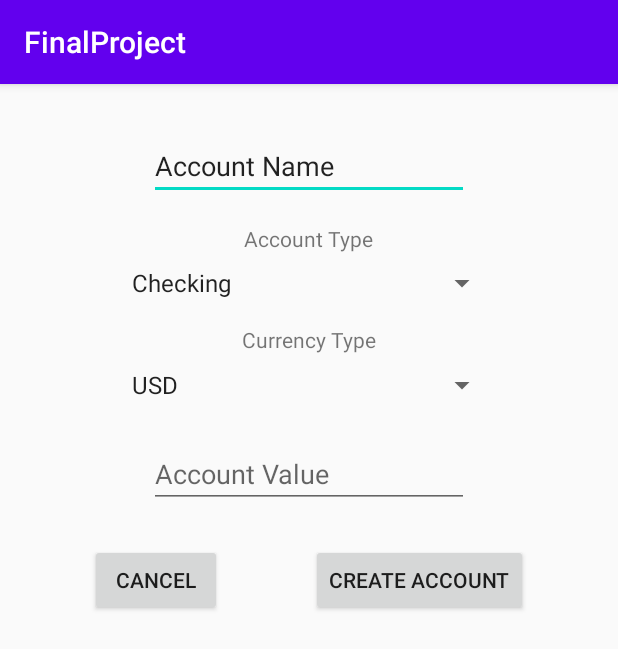
After one commit to Android560-Final-Project/Android-UI, an Android app: the AddAccount screen opened directly, with no data from a screen before it, on a phone screen of 412 x 824 dp. The commit adds this screen. Shown: the top 649 px of the screen. Run offline under Robolectric (Android 15) with nearby library versions, the phone set to English and light mode, and no system bars.

Commit message:
Adds basic add account view

```diff
--- a/app/src/main/AndroidManifest.xml
+++ b/app/src/main/AndroidManifest.xml
@@ -11,6 +11,8 @@
         android:roundIcon="@mipmap/ic_launcher_round"
         android:supportsRtl="true"
         android:theme="@style/AppTheme">
+        <activity android:name=".ui.addtransaction.AddTransaction"></activity>
+        <activity android:name=".ui.addaccount.AddAccount"></activity>
         <activity
             android:name=".MainActivity"
             android:label="@string/app_name">
--- /dev/null
+++ b/app/src/main/java/com/example/finalproject/ui/addaccount/AddAccount.kt
@@ -0,0 +1,32 @@
+package com.example.finalproject.ui.addaccount
+
+import androidx.appcompat.app.AppCompatActivity
+import android.os.Bundle
+import android.view.View
+import android.widget.Toast
+import com.example.finalproject.R
+import kotlinx.android.synthetic.main.activity_add_account.*
+
+class AddAccount : AppCompatActivity() {
+
+    override fun onCreate(savedInstanceState: Bundle?) {
+        super.onCreate(savedInstanceState)
+        setContentView(R.layout.activity_add_account)
+
+
+    }
+
+    fun cancel(view: View) {
+        // go back to main activity
+    }
+
+    fun createAccount(view: View) {
+        if (!editText.text.toString().isNullOrBlank() && !account_value.text.toString().isNullOrBlank()) {
+            // add to db
+            // go back to main activity
+        }
+        else {
+            Toast.makeText(this, "Account value & Account anme must be filled out", Toast.LENGTH_SHORT)
+        }
+    }
+}
--- a/app/src/main/java/com/example/finalproject/ui/addtransaction/AddTransactionActivity.kt
+++ b/app/src/main/java/com/example/finalproject/ui/addtransaction/AddTransaction.kt
@@ -19,21 +19,14 @@ import retrofit2.Response
 import retrofit2.Retrofit
 import retrofit2.converter.gson.GsonConverterFactory
 
-class AddTransactionActivity : Activity() {
+class AddTransaction : Activity() {
     val TAG = "ADD_TRANSACTION"
     val BASE_URL = "https://exchangerateservice.firebaseapp.com/"
-    val currencyList = listOf(CurrencyType.EUR.currencyCode, CurrencyType.JPY.currencyCode, CurrencyType.GBP.currencyCode, CurrencyType.USD.currencyCode)
     private lateinit var currencyApi: CurrencyExchangeService
     var accountCurrencyType: String = "USD"
     var exchangeRate = 1.0;
 //    val accountDatabase = Room.databaseBuilder(requireContext(), CustomerDatabase::class.java, "customerDB").build()
 
-
-    companion object {
-        fun newInstance() = AddTransactionActivity()
-    }
-
-    private lateinit var viewModel: AddTransactionViewModel
     private lateinit var accountList: ArrayList<AccountEntity>
 
     override fun onCreate(savedInstanceState: Bundle?) {
@@ -62,9 +55,9 @@ class AddTransactionActivity : Activity() {
         account_spinner.adapter = accountNameAdapter
         account_spinner.onItemSelectedListener = accountSelected()
 
-        val currencyTypeAdapter = ArrayAdapter<String>(this, android.R.layout.simple_spinner_dropdown_item, currencyList)
+        val currencyList = resources.getStringArray(R.array.CurrencyTypes)
 
-        currency_type.adapter = currencyTypeAdapter
+
         currency_type.onItemSelectedListener = currencyTypeOnSelectedListener()
 
         currency_type.setSelection(currencyList.indexOf(accountCurrencyType))
@@ -83,7 +76,6 @@ class AddTransactionActivity : Activity() {
             override fun beforeTextChanged(s: CharSequence?, start: Int, count: Int, after: Int) { }
 
             override fun onTextChanged(s: CharSequence?, start: Int, before: Int, count: Int) { }
-
         })
     }
 
--- a/app/src/main/java/com/example/finalproject/ui/addtransaction/AddTransactionViewModel.kt
+++ /dev/null
@@ -1,12 +0,0 @@
-package com.example.finalproject.ui.addtransaction
-
-import androidx.lifecycle.MutableLiveData
-import androidx.lifecycle.ViewModel
-import com.example.finalproject.db.CurrencyType
-
-class AddTransactionViewModel : ViewModel() {
-    val accountDetails = MutableLiveData<AccountDetails>()
-    // TODO: Implement the ViewModel
-}
-
-data class AccountDetails(val accountNumber: Int, val currencyType: CurrencyType)
--- /dev/null
+++ b/app/src/main/res/layout/activity_add_account.xml
@@ -0,0 +1,97 @@
+<?xml version="1.0" encoding="utf-8"?>
+<androidx.constraintlayout.widget.ConstraintLayout xmlns:android="http://schemas.android.com/apk/res/android"
+    xmlns:app="http://schemas.android.com/apk/res-auto"
+    xmlns:tools="http://schemas.android.com/tools"
+    android:layout_width="match_parent"
+    android:layout_height="match_parent"
+    tools:context=".ui.addaccount.AddAccount">
+
+    <TextView
+        android:id="@+id/textView4"
+        android:layout_width="wrap_content"
+        android:layout_height="wrap_content"
+        android:layout_marginTop="16dp"
+        android:text="@string/currency_type"
+        app:layout_constraintEnd_toEndOf="parent"
+        app:layout_constraintStart_toStartOf="parent"
+        app:layout_constraintTop_toBottomOf="@+id/account_type" />
+
+    <Spinner
+        android:id="@+id/currency_type"
+        android:layout_width="252dp"
+        android:layout_height="25dp"
+        android:layout_marginTop="8dp"
+        android:entries="@array/CurrencyTypes"
+        app:layout_constraintEnd_toEndOf="parent"
+        app:layout_constraintStart_toStartOf="parent"
+        app:layout_constraintTop_toBottomOf="@+id/textView4" />
+
+    <EditText
+        android:id="@+id/editText"
+        android:layout_width="wrap_content"
+        android:layout_height="wrap_content"
+        android:layout_marginTop="32dp"
+        android:ems="10"
+        android:inputType="textPersonName"
+        android:text="@string/account_name"
+        app:layout_constraintEnd_toEndOf="parent"
+        app:layout_constraintStart_toStartOf="parent"
+        app:layout_constraintTop_toTopOf="parent" />
+
+    <EditText
+        android:id="@+id/account_value"
+        android:layout_width="wrap_content"
+        android:layout_height="wrap_content"
+        android:layout_marginTop="24dp"
+        android:ems="10"
+        android:hint="@string/account_value"
+        android:inputType="numberDecimal"
+        app:layout_constraintEnd_toEndOf="parent"
+        app:layout_constraintStart_toStartOf="parent"
+        app:layout_constraintTop_toBottomOf="@+id/currency_type" />
+
+    <TextView
+        android:id="@+id/account_type_lable"
+        android:layout_width="wrap_content"
+        android:layout_height="wrap_content"
+        android:layout_marginTop="16dp"
+        android:text="@string/account_type"
+        app:layout_constraintEnd_toEndOf="parent"
+        app:layout_constraintStart_toStartOf="parent"
+        app:layout_constraintTop_toBottomOf="@+id/editText" />
+
+    <Spinner
+        android:id="@+id/account_type"
+        android:layout_width="252dp"
+        android:layout_height="wrap_content"
+        android:layout_marginTop="8dp"
+        android:entries="@array/AccountTypes"
+        app:layout_constraintEnd_toEndOf="parent"
+        app:layout_constraintStart_toStartOf="parent"
+        app:layout_constraintTop_toBottomOf="@+id/account_type_lable" />
+
+    <Button
+        android:id="@+id/create_account"
+        android:layout_width="wrap_content"
+        android:layout_height="wrap_content"
+        android:onClick="createAccount"
+        android:text="@string/create_account"
+        app:layout_constraintBottom_toBottomOf="@+id/button2"
+        app:layout_constraintEnd_toEndOf="parent"
+        app:layout_constraintHorizontal_bias="0.5"
+        app:layout_constraintStart_toEndOf="@+id/button2"
+        app:layout_constraintTop_toTopOf="@+id/button2" />
+
+    <Button
+        android:id="@+id/button2"
+        android:layout_width="wrap_content"
+        android:layout_height="wrap_content"
+        android:layout_marginTop="24dp"
+        android:onClick="cancel"
+        android:text="@string/cancel"
+        app:layout_constraintEnd_toStartOf="@+id/create_account"
+        app:layout_constraintHorizontal_bias="0.5"
+        app:layout_constraintStart_toStartOf="parent"
+        app:layout_constraintTop_toBottomOf="@+id/account_value" />
+
+</androidx.constraintlayout.widget.ConstraintLayout>
--- a/app/src/main/res/layout/add_transaction_activity.xml
+++ b/app/src/main/res/layout/add_transaction_activity.xml
@@ -5,7 +5,7 @@
     android:id="@+id/frameLayout2"
     android:layout_width="match_parent"
     android:layout_height="match_parent"
-    tools:context=".ui.addtransaction.AddTransactionActivity">
+    tools:context=".ui.addtransaction.AddTransaction">
 
     <TextView
         android:id="@+id/account_name"
@@ -43,6 +43,7 @@
         android:layout_width="214dp"
         android:layout_height="30dp"
         android:layout_marginTop="16dp"
+        android:entries="@array/CurrencyTypes"
         app:layout_constraintEnd_toEndOf="parent"
         app:layout_constraintStart_toStartOf="parent"
         app:layout_constraintTop_toBottomOf="@+id/transaction_currency" />
--- a/app/src/main/res/navigation/mobile_navigation.xml
+++ b/app/src/main/res/navigation/mobile_navigation.xml
@@ -7,7 +7,7 @@
 
     <fragment
         android:id="@+id/addTransactionFragment"
-        android:name="com.example.finalproject.ui.addtransaction.AddTransactionActivity"
+        android:name="com.example.finalproject.ui.addtransaction.AddTransaction"
         android:label="add_transaction_fragment"
         tools:layout="@layout/add_transaction_activity" />
 </navigation>
--- /dev/null
+++ b/app/src/main/res/values/StaticTypes.xml
@@ -0,0 +1,15 @@
+<?xml version="1.0" encoding="utf-8"?>
+<resources>
+    <string-array name="CurrencyTypes">
+        <item>USD</item>
+        <item>EUR</item>
+        <item>GBP</item>
+        <item>JPY</item>
+    </string-array>
+
+    <string-array name="AccountTypes">
+        <item>Checking</item>
+        <item>Savings</item>
+        <item>Credit Card</item>
+    </string-array>
+</resources>
--- a/app/src/main/res/values/strings.xml
+++ b/app/src/main/res/values/strings.xml
@@ -10,4 +10,9 @@
     <string name="add_transaction">Add Transaction</string>
     <string name="exchange_rate">"Exchange Rate: "</string>
     <string name="actual_cost">Total Cost:</string>
+    <string name="currency_type">Currency Type</string>
+    <string name="account_name">Account Name</string>
+    <string name="account_type">Account Type</string>
+    <string name="account_value">Account Value</string>
+    <string name="create_account">Create Account</string>
 </resources>
```
